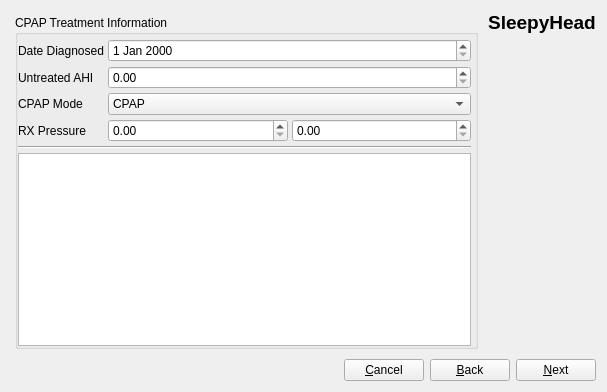
sbonaime/sleepyhead-code., file newprofile.ui: the form before one commit.
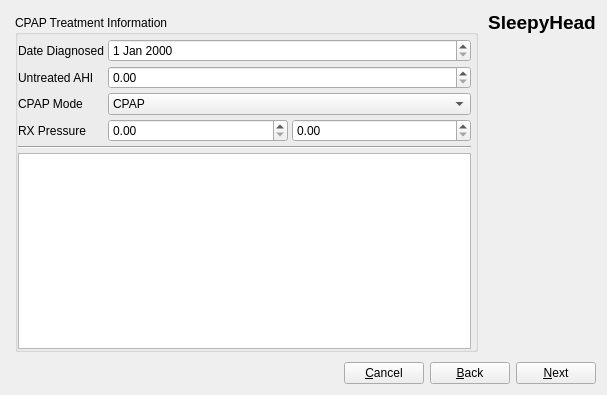
The form after the commit. The open tabs and pages were chosen to show the change. Icons and pictures are not drawn.

What changed in the file:
```diff
--- a/newprofile.ui
+++ b/newprofile.ui
@@ -7,7 +7,7 @@
     <x>0</x>
     <y>0</y>
     <width>607</width>
-    <height>392</height>
+    <height>395</height>
    </rect>
   </property>
   <property name="windowTitle">
```
Left out of the diff: 8 changed lines with no effect on the pictures.
